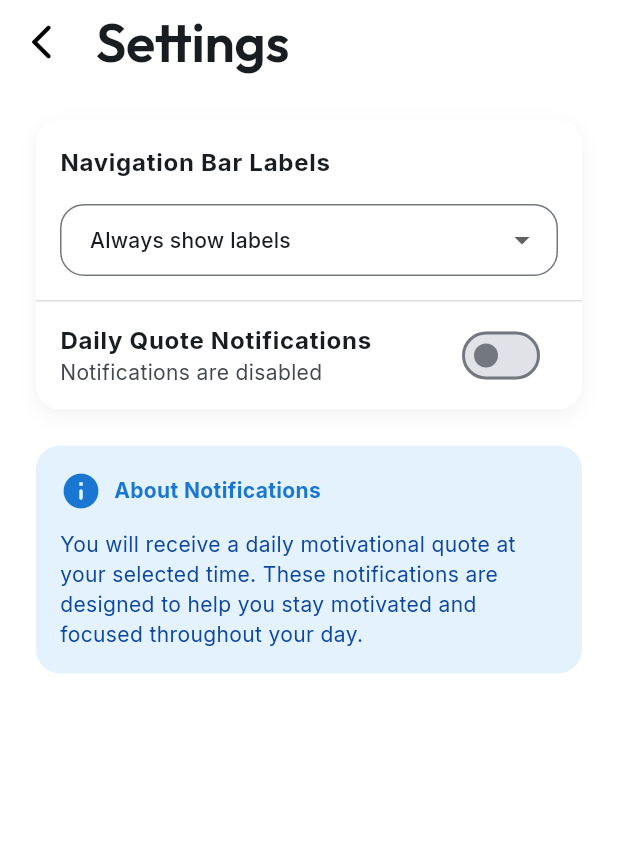
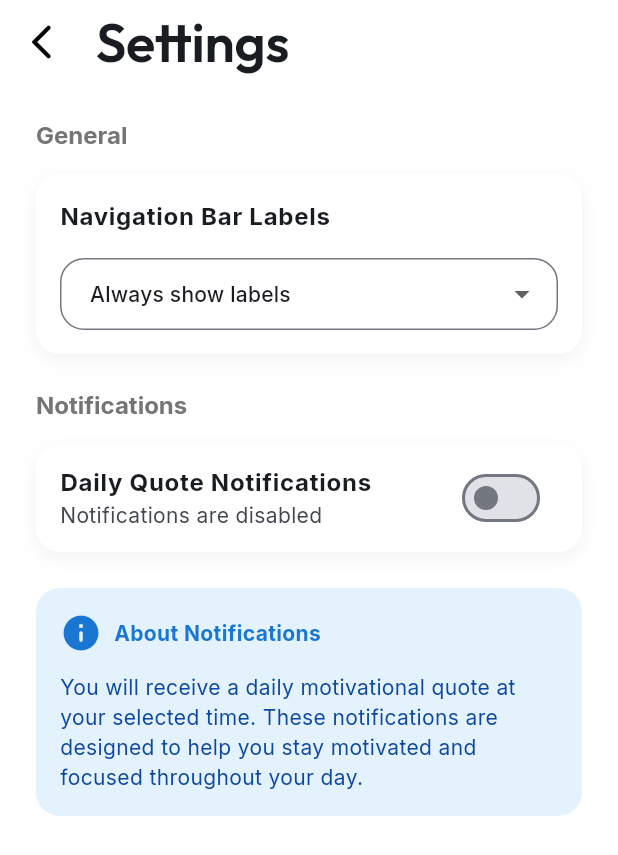
Before and after one commit to MateuszS6/focusyn_app, a Flutter app: the SettingsPage screen opened directly, on a phone screen of 412 x 824 dp. Shown: the top 855 px of the screen. Run offline on Flutter 3.47's test engine with Material 3 defaults, Android fonts, the phone set to English and light mode, and no system bars; our stand-ins replace cloud_firestore, firebase_auth, firebase_core, fl_chart, flutter_local_notifications, flutter_slidable and 5 more; missing offline and left inert: flutter_scroll_shadow; accounts and stored records are empty.

Commit message:
Update settings_page.dart

```diff
--- a/lib/pages/settings_page.dart
+++ b/lib/pages/settings_page.dart
@@ -78,6 +78,15 @@ class _SettingsPageState extends State<SettingsPage> {
         child: ListView(
           padding: const EdgeInsets.all(24),
           children: [
+            // General Settings Section
+            Text(
+              'General',
+              style: Theme.of(context).textTheme.titleLarge?.copyWith(
+                fontWeight: FontWeight.bold,
+                color: Colors.grey.shade600,
+              ),
+            ),
+            const SizedBox(height: 16),
             Container(
               decoration: BoxDecoration(
                 color: Colors.white,
@@ -142,7 +151,34 @@ class _SettingsPageState extends State<SettingsPage> {
                       },
                     ),
                   ),
-                  const Divider(height: 1, color: Color(0xFFE0E0E0)),
+                ],
+              ),
+            ),
+            const SizedBox(height: 24),
+
+            // Notifications Section
+            Text(
+              'Notifications',
+              style: Theme.of(context).textTheme.titleLarge?.copyWith(
+                fontWeight: FontWeight.bold,
+                color: Colors.grey.shade600,
+              ),
+            ),
+            const SizedBox(height: 16),
+            Container(
+              decoration: BoxDecoration(
+                color: Colors.white,
+                borderRadius: BorderRadius.circular(16),
+                boxShadow: [
+                  BoxShadow(
+                    color: Colors.black.withAlpha(13),
+                    blurRadius: 10,
+                    offset: const Offset(0, 4),
+                  ),
+                ],
+              ),
+              child: Column(
+                children: [
                   SwitchListTile(
                     title: const Text(
                       'Daily Quote Notifications',
```
